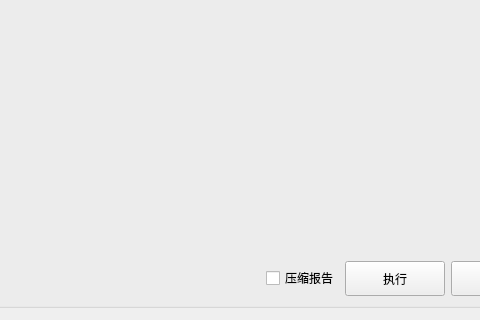
First picture: the form in Qt/Resources/UI/igMeshCodecDialog.ui, repository hu-shuhan/editOpeniGame, before the edit; both pictures show x 525 to 1005 and y 380 to 700 of the 1100 by 700 pixel window.
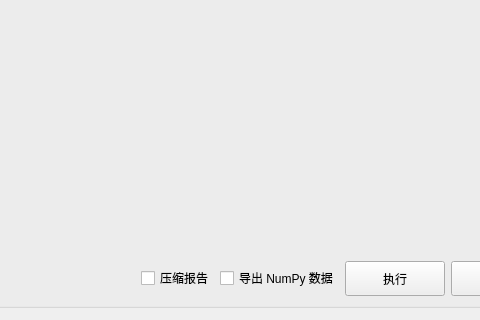
Second picture: the form after the edit.

Commit message: feat(mesh-codec): add NumPy field export and array metrics

Patch:
```diff
--- a/Qt/Resources/UI/igMeshCodecDialog.ui
+++ b/Qt/Resources/UI/igMeshCodecDialog.ui
@@ -325,6 +325,13 @@
              </property>
             </widget>
            </item>
+           <item>
+            <widget class="QCheckBox" name="checkbox_exportNumpy">
+             <property name="text">
+              <string>导出 NumPy 数据</string>
+             </property>
+            </widget>
+           </item>
            <item>
             <widget class="QPushButton" name="btnStartCompress">
              <property name="minimumSize">
```
The commit also changes 11 other files.
